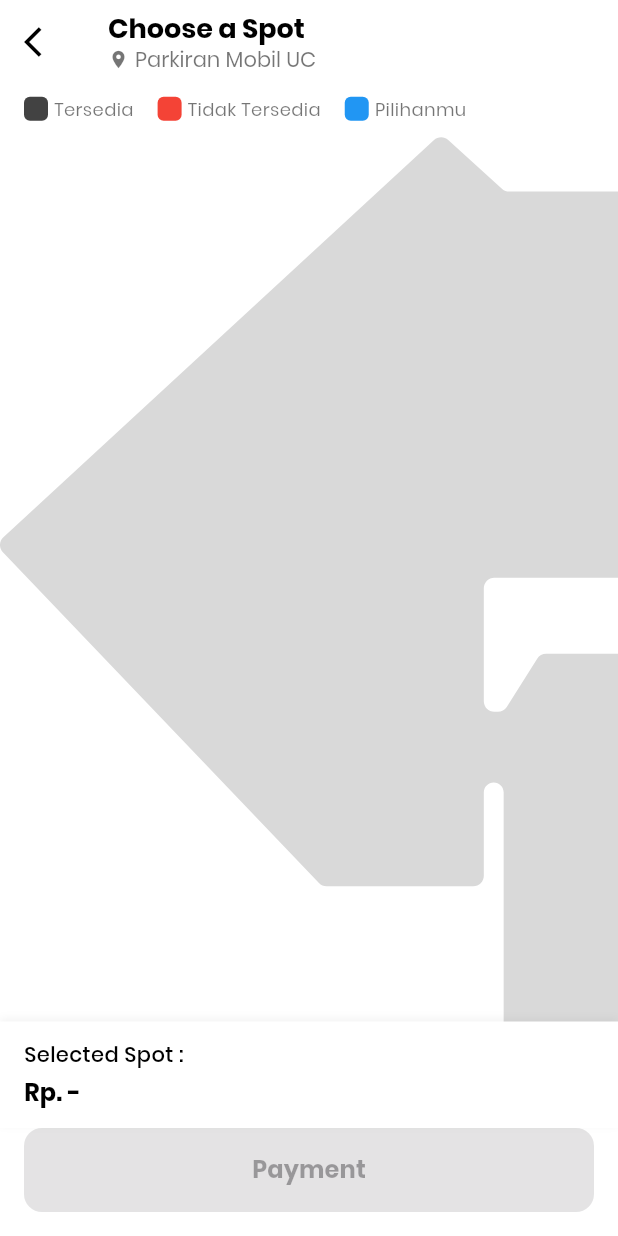
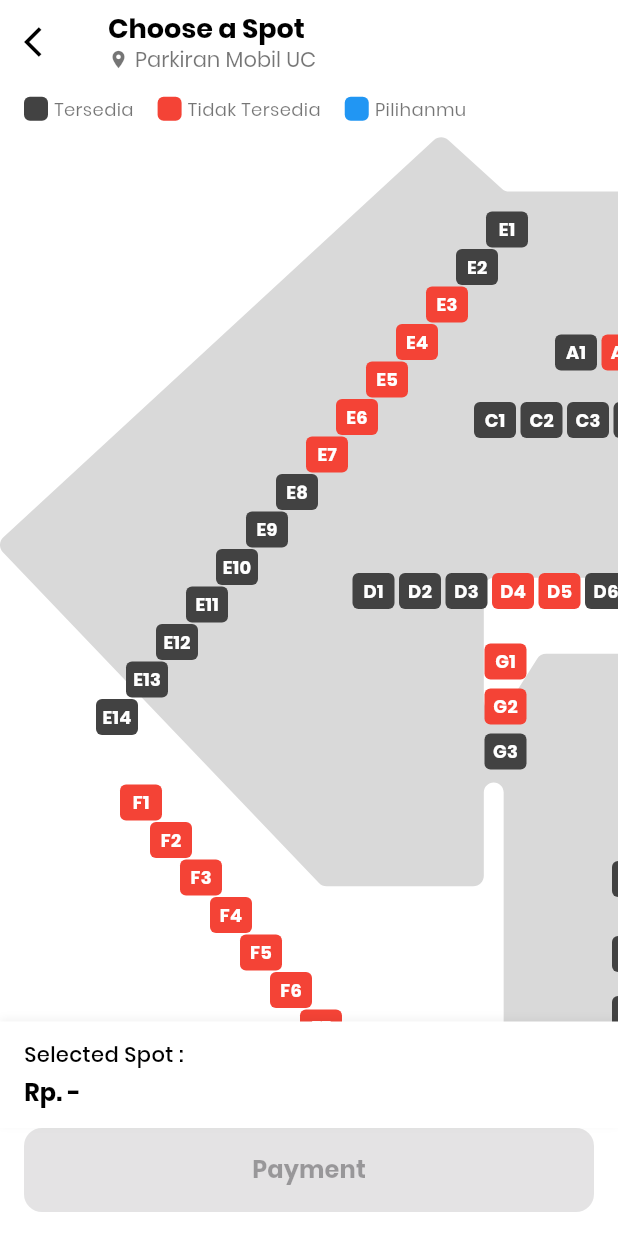
Before and after one commit to Caprizziest/Parkikir, a Flutter app: the bookingparkir screen opened by its route, on a phone screen of 412 x 824 dp. Run offline on Flutter 3.47's test engine with Material 3 defaults, Android fonts, the phone set to English and light mode, and no system bars; our stand-ins replace flutter_riverpod, go_router, image_picker, phosphor_flutter, sentry_flutter.

Commit message:
parking spot 'roughly' matches the layout

```diff
--- a/Frontend/frontend/lib/view/bookingparkir_view.dart
+++ b/Frontend/frontend/lib/view/bookingparkir_view.dart
@@ -1,4 +1,5 @@
 import 'package:flutter/material.dart';
+import 'package:go_router/go_router.dart';
 
 class bookingparkir extends StatefulWidget {
   const bookingparkir({super.key});
@@ -21,7 +22,7 @@ class _bookingparkirState extends State<bookingparkir> {
       leading: IconButton(
         icon: const Icon(Icons.arrow_back_ios, color: Colors.black),
         onPressed: () {
-          Navigator.of(context).pop(); // or use context.pop() if using GoRouter or similar
+          context.pop();
         },
       ),
       title: const Column(
@@ -193,63 +194,131 @@ class InteractiveParkingMap extends StatefulWidget {
 class _InteractiveParkingMapState extends State<InteractiveParkingMap> {
   // Updated parking spot positions to match the exact layout
   final Map<String, List<ParkingSpot>> parkingData = {
-    // Top row spots
-    'topLeft': [
-      ParkingSpot('A1', 0, const Offset(425, 480)),
-      ParkingSpot('A1', 0, const Offset(455, 480)),
+    // A row spots
+    'aRow': [
+      ParkingSpot('A1', 0, const Offset(370, 134)),
+      ParkingSpot('A2', 1, const Offset(401, 134)), // Red in image
+      ParkingSpot('A3', 1, const Offset(432, 134)), // Red in image
+      ParkingSpot('A4', 1, const Offset(463, 134)), // Red in image
+      ParkingSpot('A5', 1, const Offset(494, 134)), // Red in image
+      ParkingSpot('A6', 0, const Offset(525, 134)),
+      ParkingSpot('A7', 0, const Offset(556, 134)),
     ],
-    // Right vertical column spots
-    'rightSide': [
-      ParkingSpot('A1', 0, const Offset(680, 500)),
-      ParkingSpot('D1', 0, const Offset(680, 553)),
+
+    // B row spots
+    'bRow': [
+      ParkingSpot('B1', 0, const Offset(645, 72)),
+      ParkingSpot('B2', 0, const Offset(645, 98)),
+      ParkingSpot('B3', 1, const Offset(645, 124)), // Red in image
+      ParkingSpot('B4', 1, const Offset(645, 150)), // Red in image
+      ParkingSpot('B5', 1, const Offset(645, 176)), // Red in image
+      ParkingSpot('B6', 1, const Offset(645, 202)), // Red in image
+      ParkingSpot('B7', 1, const Offset(645, 228)), // Red in image
+      ParkingSpot('B8', 1, const Offset(645, 254)), // Red in image
     ],
-    // Bottom spots on the right side
-    'bottomRight': [
-      ParkingSpot('A1', 1, const Offset(680, 600)),
-      ParkingSpot('A1', 1, const Offset(680, 630)),
-      ParkingSpot('A1', 1, const Offset(680, 660)),
+
+    // C row spots
+    'cRow': [
+      ParkingSpot('C1', 0, const Offset(316, 179)),
+      ParkingSpot('C2', 0, const Offset(347, 179)),
+      ParkingSpot('C3', 0, const Offset(378, 179)),
+      ParkingSpot('C4', 0, const Offset(409, 179)),
+      ParkingSpot('C5', 1, const Offset(440, 179)), // Red in image
+      ParkingSpot('C6', 0, const Offset(471, 179)),
+      ParkingSpot('C7', 0, const Offset(502, 179)),
+      ParkingSpot('C8', 0, const Offset(533, 179)),
+      ParkingSpot('C9', 0, const Offset(564, 179)),
     ],
-    // Middle top row of spots
-    'middleTop': [
-      ParkingSpot('A1', 0, const Offset(515, 553)),
-      ParkingSpot('A1', 0, const Offset(545, 553)),
-      ParkingSpot('A1', 0, const Offset(575, 553)),
-      ParkingSpot('A1', 0, const Offset(605, 553)),
-      ParkingSpot('A1', 0, const Offset(635, 553)),
-      ParkingSpot('A1', 0, const Offset(665, 553)),
+
+    // D row spots
+    'dRow': [
+      ParkingSpot('D1', 0, const Offset(235, 293)),
+      ParkingSpot('D2', 0, const Offset(266, 293)),
+      ParkingSpot('D3', 0, const Offset(297, 293)),
+      ParkingSpot('D4', 1, const Offset(328, 293)), // Red in image
+      ParkingSpot('D5', 1, const Offset(359, 293)), // Red in image
+      ParkingSpot('D6', 0, const Offset(390, 293)),
+      ParkingSpot('D7', 0, const Offset(421, 293)),
+      ParkingSpot('D8', 0, const Offset(452, 293)),
+      ParkingSpot('D9', 0, const Offset(483, 293)),
+      ParkingSpot('D10', 1, const Offset(514, 293)), // Red in image
+      ParkingSpot('D11', 1, const Offset(545, 293)), // Red in image
+      ParkingSpot('D12', 1, const Offset(576, 293)), // Red in image
+      ParkingSpot('D13', 1, const Offset(607, 293)), // Red in image
     ],
-    // Middle row of spots
-    'middle': [
-      ParkingSpot('A1', 0, const Offset(455, 580)),
-      ParkingSpot('A1', 0, const Offset(485, 580)),
-      ParkingSpot('A1', 0, const Offset(515, 580)),
-      ParkingSpot('A1', 1, const Offset(545, 580)),
-      ParkingSpot('A1', 0, const Offset(575, 580)),
-      ParkingSpot('A1', 0, const Offset(605, 580)),
-      ParkingSpot('A1', 0, const Offset(635, 580)),
-      ParkingSpot('A1', 0, const Offset(665, 580)),
+
+    // E row spots (left diagonal)
+    'eRow': [
+      ParkingSpot('E1', 0, const Offset(324, 52)),
+      ParkingSpot('E2', 0, const Offset(304, 77)),
+      ParkingSpot('E3', 1, const Offset(284, 102)), // Red in image
+      ParkingSpot('E4', 1, const Offset(264, 127)), // Red in image
+      ParkingSpot('E5', 1, const Offset(244, 152)), // Red in image
+      ParkingSpot('E6', 1, const Offset(224, 177)), // Red in image
+      ParkingSpot('E7', 1, const Offset(204, 202)), // Red in image
+      ParkingSpot('E8', 0, const Offset(184, 227)),
+      ParkingSpot('E9', 0, const Offset(164, 252)),
+      ParkingSpot('E10', 0, const Offset(144, 277)),
+      ParkingSpot('E11', 0, const Offset(124, 302)),
+      ParkingSpot('E12', 0, const Offset(104, 327)),
+      ParkingSpot('E13', 0, const Offset(84, 352)),
+      ParkingSpot('E14', 0, const Offset(64, 377)),
     ],
-    // Bottom row of spots
-    'bottom': [
-      ParkingSpot('A1', 0, const Offset(425, 680)),
-      ParkingSpot('A1', 1, const Offset(455, 680)),
-      ParkingSpot('A1', 1, const Offset(485, 680)),
-      ParkingSpot('A1', 1, const Offset(515, 680)),
-      ParkingSpot('A1', 1, const Offset(545, 680)),
-      ParkingSpot('A1', 0, const Offset(575, 680)),
-      ParkingSpot('A1', 0, const Offset(605, 680)),
-      ParkingSpot('A1', 1, const Offset(635, 680)),
-      ParkingSpot('A1', 1, const Offset(665, 680)),
-      ParkingSpot('A1', 1, const Offset(695, 680)),
+
+    // F row spots (left diagonal bottom)
+    'fRow': [
+      ParkingSpot('F1', 1, const Offset(80, 434)), // Red in image
+      ParkingSpot('F2', 1, const Offset(100, 459)), // Red in image
+      ParkingSpot('F3', 1, const Offset(120, 484)), // Red in image
+      ParkingSpot('F4', 1, const Offset(140, 509)), // Red in image
+      ParkingSpot('F5', 1, const Offset(160, 534)), // Red in image
+      ParkingSpot('F6', 1, const Offset(180, 559)), // Red in image
+      ParkingSpot('F7', 1, const Offset(200, 584)), // Red in image
+      ParkingSpot('F8', 0, const Offset(220, 609)),
+      ParkingSpot('F9', 0, const Offset(240, 634)),
+      ParkingSpot('F10', 0, const Offset(260, 659)),
+      ParkingSpot('F11', 0, const Offset(280, 684)),
+      ParkingSpot('F12', 0, const Offset(300, 709)),
+    ],
+
+    // G row spots
+    'gRow': [
+      ParkingSpot('G1', 1, const Offset(323, 340)), // Red in image
+      ParkingSpot('G2', 1, const Offset(323, 370)), // Red in image
+      ParkingSpot('G3', 0, const Offset(323, 400)),
+    ],
+
+    // H row spots (right column)
+    'hRow': [
+      ParkingSpot('H1', 1, const Offset(473, 390)), // Red in image
+      ParkingSpot('H2', 1, const Offset(473, 415)), // Red in image
+      ParkingSpot('H3', 1, const Offset(473, 440)), // Red in image
+      ParkingSpot('H4', 1, const Offset(473, 465)), // Red in image
+      ParkingSpot('H5', 1, const Offset(473, 490)), // Red in image
+      ParkingSpot('H6', 1, const Offset(473, 515)), // Red in image
+      ParkingSpot('H7', 1, const Offset(473, 540)), // Red in image
+      ParkingSpot('H8', 0, const Offset(473, 565)),
+      ParkingSpot('H9', 1, const Offset(473, 590)), // Red in image
+      ParkingSpot('H10', 0, const Offset(473, 615)),
+      ParkingSpot('H11', 0, const Offset(473, 640)),
+      ParkingSpot('H12', 0, const Offset(473, 665)),
+      ParkingSpot('H13', 0, const Offset(473, 690)),
+      ParkingSpot('H14', 0, const Offset(473, 715)),
+      ParkingSpot('H15', 0, const Offset(408, 485)),
+      ParkingSpot('H16', 0, const Offset(408, 535)),
+      ParkingSpot('H17', 0, const Offset(408, 575)),
+      ParkingSpot('H18', 0, const Offset(408, 625)),
     ],
   };
 
   @override
   Widget build(BuildContext context) {
-    return SingleChildScrollView(
-      scrollDirection: Axis.horizontal,
-      child: SingleChildScrollView(
-        scrollDirection: Axis.vertical,
+  return Center(
+    child: InteractiveViewer(
+      minScale: 0.5,
+      maxScale: 2.5,
+      boundaryMargin: const EdgeInsets.all(100),
+      constrained: false, // allows free movement within the boundaryMargin
         child: Stack(
           children: [
             // Base parking layout with exact dimensions
```
